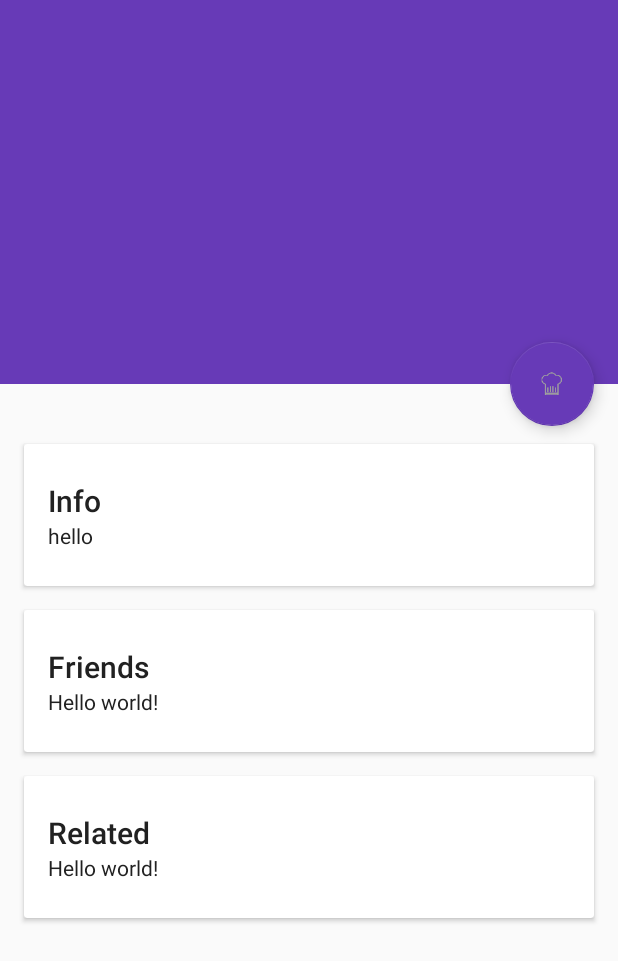
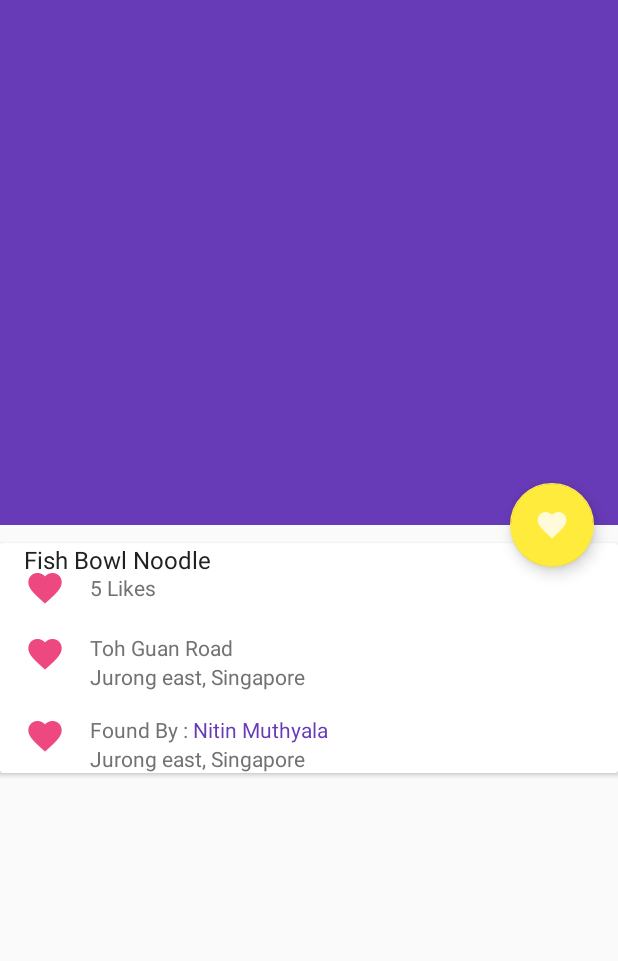
Before and after one commit to spacemonkey92/streetfood, an Android app: the layout activity_cart_detail.xml on its own in the app's theme, with its tools: preview values and no code run, on a phone screen of 412 x 824 dp. Shown: the top 961 px of the screen. Run offline under Robolectric (Android 15) with nearby library versions, the phone set to English and light mode, and no system bars.

Commit message:
moved to API manager class. UI updated for cart Details

```diff
--- a/app/src/main/AndroidManifest.xml
+++ b/app/src/main/AndroidManifest.xml
@@ -46,8 +46,7 @@
         </activity>
         <activity
             android:theme="@style/Theme.FullScreen"
-            android:name=".CartDetailsActivity"
-            android:label="@string/title_activity_add_cart" >
+            android:name=".CartDetailsActivity">
         </activity>
     </application>
 
--- a/app/src/main/java/com/spaceagelabs/streetbaba/util/ApplicationConstants.java
+++ b/app/src/main/java/com/spaceagelabs/streetbaba/util/ApplicationConstants.java
@@ -7,6 +7,7 @@ public class ApplicationConstants {
 
     public static final String IMG_BUNDLE= "cart_pic";
     public static final String CART_IMG_BUNDLE= "cart_pic_2";
+    public static final String CART_ID_BUNDLE= "cart_id";
     public static final String CAM_LAT= "LAT";
     public static final String CAM_LONG= "LONG";
     public static final String FROM_CAM= "FROM_CAM";
--- a/app/src/main/res/layout/activity_cart_detail.xml
+++ b/app/src/main/res/layout/activity_cart_detail.xml
@@ -47,102 +47,23 @@
         android:layout_height="match_parent"
         app:layout_behavior="@string/appbar_scrolling_view_behavior">
 
-        <LinearLayout
-            android:layout_width="match_parent"
-            android:layout_height="match_parent"
-            android:orientation="vertical"
-            android:paddingTop="24dp">
-
-            <android.support.v7.widget.CardView
-                android:layout_width="match_parent"
-                android:layout_height="wrap_content"
-                android:layout_margin="@dimen/card_margin">
-
-                <LinearLayout
-                    style="@style/Widget.CardContent"
-                    android:layout_width="match_parent"
-                    android:layout_height="wrap_content">
-
-                    <TextView
-                        android:layout_width="match_parent"
-                        android:layout_height="wrap_content"
-                        android:text="Info"
-                        android:textAppearance="@style/TextAppearance.AppCompat.Title" />
-
-                    <TextView
-                        android:layout_width="match_parent"
-                        android:layout_height="wrap_content"
-                        android:text="hello" />
-
-                </LinearLayout>
-
-            </android.support.v7.widget.CardView>
-
-            <android.support.v7.widget.CardView
-                android:layout_width="match_parent"
-                android:layout_height="wrap_content"
-                android:layout_marginBottom="@dimen/card_margin"
-                android:layout_marginLeft="@dimen/card_margin"
-                android:layout_marginRight="@dimen/card_margin">
-
-                <LinearLayout
-                    style="@style/Widget.CardContent"
-                    android:layout_width="match_parent"
-                    android:layout_height="wrap_content">
-
-                    <TextView
-                        android:layout_width="match_parent"
-                        android:layout_height="wrap_content"
-                        android:text="Friends"
-                        android:textAppearance="@style/TextAppearance.AppCompat.Title" />
-
-                    <TextView
-                        android:layout_width="match_parent"
-                        android:layout_height="wrap_content"
-                        android:text="@string/hello_world" />
-
-                </LinearLayout>
-
-            </android.support.v7.widget.CardView>
-
-            <android.support.v7.widget.CardView
-                android:layout_width="match_parent"
-                android:layout_height="wrap_content"
-                android:layout_marginBottom="@dimen/card_margin"
-                android:layout_marginLeft="@dimen/card_margin"
-                android:layout_marginRight="@dimen/card_margin">
-
-                <LinearLayout
-                    style="@style/Widget.CardContent"
-                    android:layout_width="match_parent"
-                    android:layout_height="wrap_content">
-
-                    <TextView
-                        android:layout_width="match_parent"
-                        android:layout_height="wrap_content"
-                        android:text="Related"
-                        android:textAppearance="@style/TextAppearance.AppCompat.Title" />
-
-                    <TextView
-                        android:layout_width="match_parent"
-                        android:layout_height="wrap_content"
-                        android:text="@string/hello_world" />
-
-                </LinearLayout>
-
-            </android.support.v7.widget.CardView>
-
-        </LinearLayout>
+        <include
+            android:layout_marginTop="@dimen/s_margin"
+            android:id="@+id/cart_details"
+            layout="@layout/cart_content"
+            android:layout_width="fill_parent"
+            android:layout_height="wrap_content" />
 
     </android.support.v4.widget.NestedScrollView>
 
     <android.support.design.widget.FloatingActionButton
+        android:id="@+id/like_button"
+        app:backgroundTint="@color/accentColor"
         android:layout_height="wrap_content"
         android:layout_width="wrap_content"
         app:layout_anchor="@id/appbar"
         app:layout_anchorGravity="bottom|right|end"
-        android:src="@mipmap/ic_name_hat"
+        android:src="@mipmap/ic_favorite_white_24px"
         android:layout_margin="@dimen/fab_margin"
         android:clickable="true"/>
-
 </android.support.design.widget.CoordinatorLayout>
--- a/app/src/main/res/layout/add_cart_details.xml
+++ b/app/src/main/res/layout/add_cart_details.xml
@@ -28,7 +28,6 @@
             android:layout_centerVertical="true"
             android:layout_margin="5dp"
             android:src="@mipmap/ic_cart_street_cc" />
-
 
     </android.support.v7.widget.CardView>
 
--- /dev/null
+++ b/app/src/main/res/layout/cart_content.xml
@@ -0,0 +1,115 @@
+<?xml version="1.0" encoding="utf-8"?>
+<android.support.v7.widget.CardView
+    xmlns:android="http://schemas.android.com/apk/res/android"
+    xmlns:card_view="http://schemas.android.com/apk/res-auto"
+    android:id="@+id/rating_CV"
+    android:layout_width="match_parent"
+    android:layout_height="match_parent"
+    android:layout_marginTop="5dp"
+    card_view:cardCornerRadius="2dp"
+    card_view:cardElevation="2dp">
+
+    <TextView
+        android:text="Fish Bowl Noodle"
+        android:layout_marginLeft="@dimen/m_margin"
+        android:textColor="@color/primaryTextColor"
+        android:textSize="16sp"
+        android:layout_width="wrap_content"
+        android:layout_height="wrap_content"
+        android:layout_toRightOf="@+id/ic_like"
+        android:layout_toEndOf="@+id/ic_like" />
+
+    <LinearLayout
+        android:layout_marginTop="@dimen/m_margin"
+        android:layout_width="match_parent"
+        android:layout_height="wrap_content"
+        android:orientation="vertical">
+
+        <RelativeLayout
+            android:layout_marginLeft="@dimen/m_margin"
+            android:layout_width="match_parent"
+            android:layout_height="wrap_content">
+
+            <ImageView
+                android:id="@+id/ic_like"
+                android:layout_width="wrap_content"
+                android:layout_height="wrap_content"
+                android:src="@mipmap/ic_favorite_pink_24px"/>
+            <TextView
+                android:text="5 Likes"
+                android:layout_marginLeft="@dimen/m_margin"
+                android:textColor="@color/secondaryTextColor"
+                android:layout_width="wrap_content"
+                android:layout_height="wrap_content"
+                android:layout_centerVertical="true"
+                android:layout_toRightOf="@+id/ic_like"
+                android:layout_toEndOf="@+id/ic_like" />
+        </RelativeLayout>
+
+        <RelativeLayout
+            android:layout_marginTop="@dimen/m_margin"
+            android:layout_marginLeft="@dimen/m_margin"
+            android:layout_width="match_parent"
+            android:layout_height="wrap_content">
+
+            <ImageView
+                android:id="@+id/ic_loc"
+                android:layout_width="wrap_content"
+                android:layout_height="wrap_content"
+                android:src="@mipmap/ic_favorite_pink_24px"/>
+            <TextView
+                android:text="Toh Guan Road"
+                android:id="@+id/address_TV"
+                android:layout_marginLeft="@dimen/m_margin"
+                android:textColor="@color/secondaryTextColor"
+                android:layout_width="wrap_content"
+                android:layout_height="wrap_content"
+                android:layout_toRightOf="@+id/ic_loc"/>
+            <TextView
+                android:text="Jurong east, Singapore"
+                android:layout_marginLeft="@dimen/m_margin"
+                android:layout_below="@+id/address_TV"
+                android:textColor="@color/secondaryTextColor"
+                android:layout_width="wrap_content"
+                android:layout_height="wrap_content"
+                android:layout_toRightOf="@+id/ic_loc" />
+        </RelativeLayout>
+
+        <RelativeLayout
+            android:layout_marginTop="@dimen/m_margin"
+            android:layout_marginLeft="@dimen/m_margin"
+            android:layout_width="match_parent"
+            android:layout_height="wrap_content">
+
+            <ImageView
+                android:id="@+id/ic_about"
+                android:layout_width="wrap_content"
+                android:layout_height="wrap_content"
+                android:src="@mipmap/ic_favorite_pink_24px"/>
+            <TextView
+                android:text="Found By :"
+                android:id="@+id/added_by_TV"
+                android:layout_marginLeft="@dimen/m_margin"
+                android:textColor="@color/secondaryTextColor"
+                android:layout_width="wrap_content"
+                android:layout_height="wrap_content"
+                android:layout_toRightOf="@+id/ic_about"/>
+            <TextView
+                android:text="Nitin Muthyala"
+                android:id="@+id/found_by_TV"
+                android:layout_marginLeft="@dimen/m_padding"
+                android:textColor="@color/primaryColor"
+                android:layout_width="wrap_content"
+                android:layout_height="wrap_content"
+                android:layout_toRightOf="@+id/added_by_TV"/>
+            <TextView
+                android:text="Jurong east, Singapore"
+                android:layout_marginLeft="@dimen/m_margin"
+                android:layout_below="@+id/added_by_TV"
+                android:textColor="@color/secondaryTextColor"
+                android:layout_width="wrap_content"
+                android:layout_height="wrap_content"
+                android:layout_toRightOf="@+id/ic_about" />
+        </RelativeLayout>
+    </LinearLayout>
+</android.support.v7.widget.CardView>
--- a/app/src/main/res/values/colors.xml
+++ b/app/src/main/res/values/colors.xml
@@ -11,5 +11,4 @@
     <color name="dividerColor">#B6B6B6</color>
     <color name="tabsScrollColor">#FFFFFF</color>
 
-
 </resources>
--- a/app/src/main/res/values/strings.xml
+++ b/app/src/main/res/values/strings.xml
@@ -5,7 +5,7 @@
     <string name="action_settings">Settings</string>
     <string name="title_activity_main">Street Baba </string>
 
-    <dimen name="detail_backdrop_height">256dp</dimen>
+    <dimen name="detail_backdrop_height">350dp</dimen>
     <dimen name="card_margin">16dp</dimen>
     <dimen name="fab_margin">16dp</dimen>
     <dimen name="list_item_avatar_size">40dp</dimen>
@@ -45,4 +45,5 @@
     <string name="google_places_API_key">Enter your key</string>
 
 
+
 </resources>
--- a/app/src/main/res/values/styles.xml
+++ b/app/src/main/res/values/styles.xml
@@ -47,4 +47,8 @@
         <item name="android:orientation">vertical</item>
     </style>
 
+    <style name="Theme.FullScreen" parent="AppTheme.Base">
+
+    </style>
+
 </resources>
```
Also changed, not shown: app/src/main/java/com/spaceagelabs/streetbaba/CartDetailsActivity.java (+34 -3 lines), app/src/main/java/com/spaceagelabs/streetbaba/Tab2.java (+18 -34 lines), app/src/main/java/com/spaceagelabs/streetbaba/UI/viewmodel/CartsDetailsModel.java (added, +21 -0 lines), app/src/main/java/com/spaceagelabs/streetbaba/clientSDK/APIManager.java (+63 -0 lines), app/src/main/res/mipmap-hdpi/ic_favorite_pink_24px.png (added), app/src/main/res/mipmap-hdpi/ic_favorite_white_24px.png (added), app/src/main/res/mipmap-mdpi/ic_favorite_pink_24px.png (added), app/src/main/res/mipmap-mdpi/ic_favorite_white_24px.png (added), app/src/main/res/mipmap-xhdpi/ic_favorite_pink_24px.png (added), app/src/main/res/mipmap-xhdpi/ic_favorite_white_24px.png (added), app/src/main/res/mipmap-xxhdpi/ic_favorite_pink_24px.png (added), app/src/main/res/mipmap-xxhdpi/ic_favorite_white_24px.png (added).
